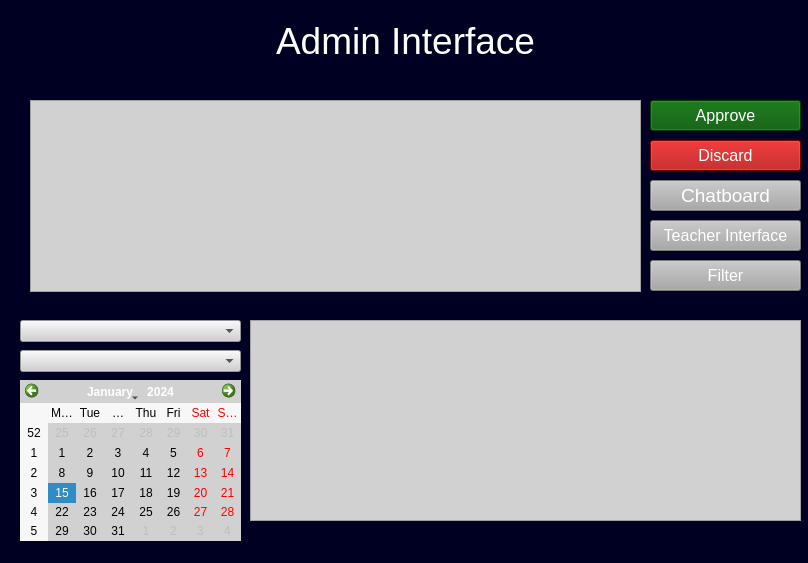
Before: the Qt Designer form admin.ui in bakisgan/Campus_Pulse_v02, drawn with Qt 5.
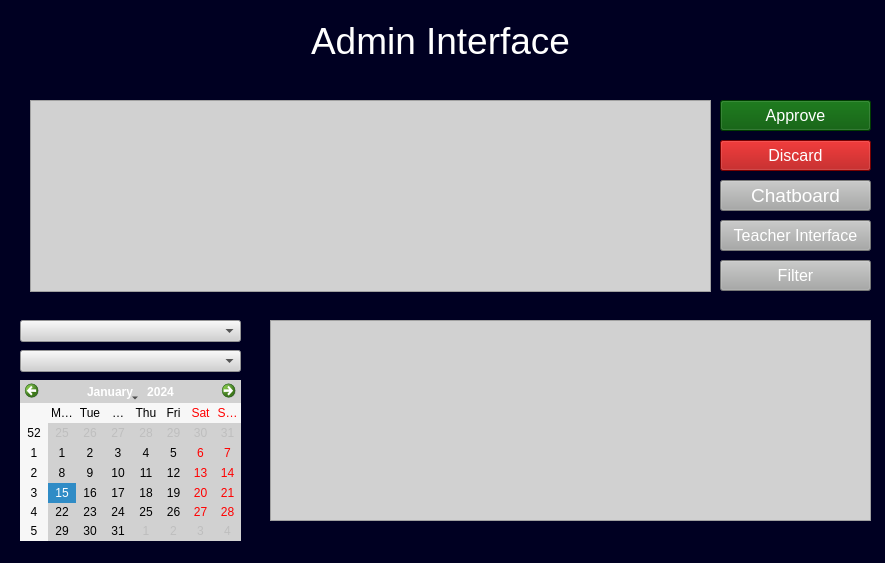
After: the same form once the commit is applied.

```diff
--- a/admin.ui
+++ b/admin.ui
@@ -6,7 +6,7 @@
    <rect>
     <x>0</x>
     <y>0</y>
-    <width>808</width>
+    <width>885</width>
     <height>563</height>
    </rect>
   </property>
@@ -22,7 +22,7 @@
      <rect>
       <x>30</x>
       <y>10</y>
-      <width>751</width>
+      <width>821</width>
       <height>61</height>
      </rect>
     </property>
@@ -44,7 +44,7 @@
    <widget class="QPushButton" name="Back_Log_but">
     <property name="geometry">
      <rect>
-      <x>650</x>
+      <x>720</x>
       <y>220</y>
       <width>151</width>
       <height>31</height>
@@ -62,7 +62,7 @@
      <rect>
       <x>30</x>
       <y>100</y>
-      <width>611</width>
+      <width>681</width>
       <height>192</height>
      </rect>
     </property>
@@ -73,7 +73,7 @@
    <widget class="QPushButton" name="Approve_but">
     <property name="geometry">
      <rect>
-      <x>650</x>
+      <x>720</x>
       <y>100</y>
       <width>151</width>
       <height>31</height>
@@ -90,7 +90,7 @@
    <widget class="QPushButton" name="Discard_but">
     <property name="geometry">
      <rect>
-      <x>650</x>
+      <x>720</x>
       <y>140</y>
       <width>151</width>
       <height>31</height>
@@ -107,7 +107,7 @@
    <widget class="QPushButton" name="Chatboard_but">
     <property name="geometry">
      <rect>
-      <x>650</x>
+      <x>720</x>
       <y>180</y>
       <width>151</width>
       <height>31</height>
@@ -162,9 +162,9 @@
    <widget class="QTableWidget" name="logtablewidget">
     <property name="geometry">
      <rect>
-      <x>250</x>
+      <x>270</x>
       <y>320</y>
-      <width>551</width>
+      <width>601</width>
       <height>201</height>
      </rect>
     </property>
@@ -175,7 +175,7 @@
    <widget class="QPushButton" name="filter_button">
     <property name="geometry">
      <rect>
-      <x>650</x>
+      <x>720</x>
       <y>260</y>
       <width>151</width>
       <height>31</height>
```
Left out of the diff: 2 changed lines with no effect on the pictures.
